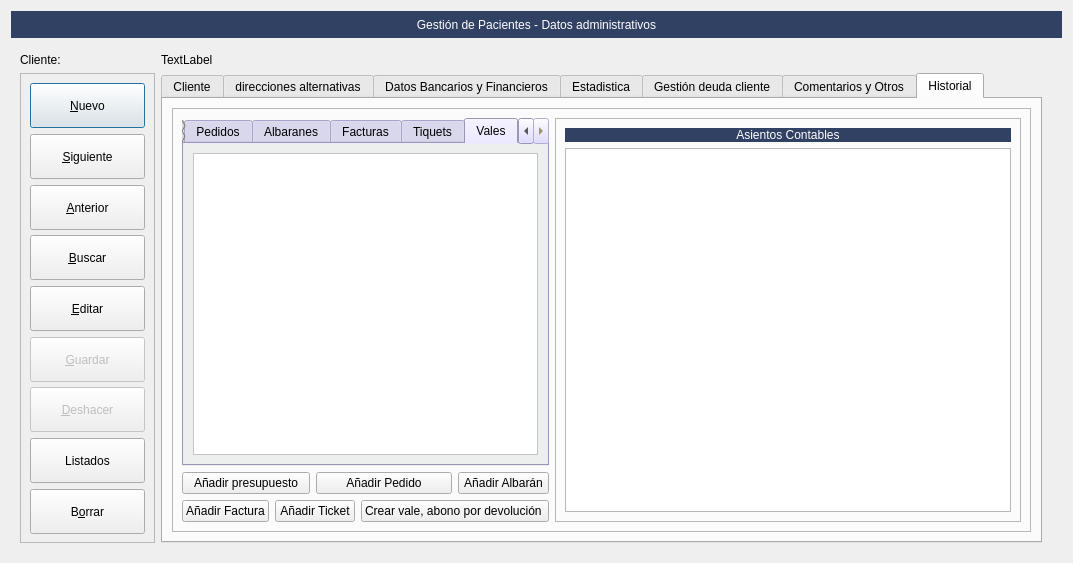
This is Zona_Pacientes/frmClientes.ui in arcnexus/RedFoX as Qt 5 draws it before an edit. The edited form follows.
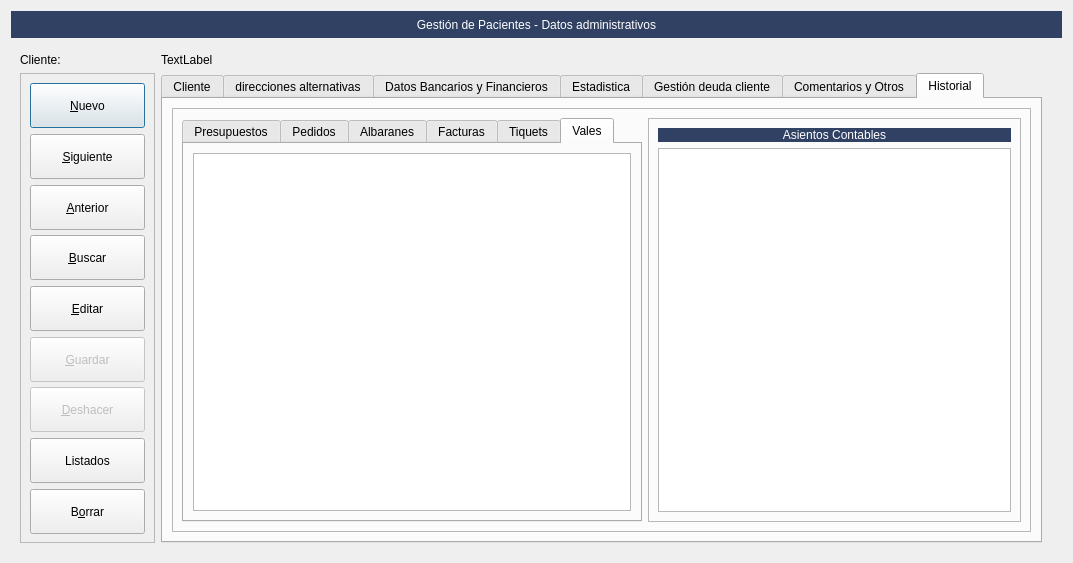
This is the edited form. The open tabs and pages were chosen to show the change. Icons and pictures are not drawn. Custom widgets are drawn as their Qt base class.

Commit message: varios vale

Patch:
```diff
--- a/Zona_Pacientes/frmClientes.ui
+++ b/Zona_Pacientes/frmClientes.ui
@@ -2892,436 +2892,18 @@
              <property name="frameShadow">
               <enum>QFrame::Raised</enum>
              </property>
-             <layout class="QGridLayout" name="gridLayout_10">
-              <item row="0" column="0" colspan="5">
+             <layout class="QHBoxLayout" name="horizontalLayout_5">
+              <item>
                <widget class="QTabWidget" name="tabWidget_2">
-                <property name="maximumSize">
-                 <size>
-                  <width>16777215</width>
-                  <height>16777215</height>
-                 </size>
-                </property>
-                <property name="palette">
-                 <palette>
-                  <active>
-                   <colorrole role="WindowText">
-                    <brush brushstyle="SolidPattern">
-                     <color alpha="255">
-                      <red>0</red>
-                      <green>0</green>
-                      <blue>0</blue>
-                     </color>
-                    </brush>
-                   </colorrole>
-                   <colorrole role="Button">
-                    <brush brushstyle="SolidPattern">
-                     <color alpha="255">
-                      <red>214</red>
-                      <green>208</green>
-                      <blue>255</blue>
-                     </color>
-                    </brush>
-                   </colorrole>
-                   <colorrole role="Light">
-                    <brush brushstyle="SolidPattern">
-                     <color alpha="255">
-                      <red>255</red>
-                      <green>255</green>
-                      <blue>111</blue>
-                     </color>
-                    </brush>
-                   </colorrole>
-                   <colorrole role="Midlight">
-                    <brush brushstyle="SolidPattern">
-                     <color alpha="255">
-                      <red>228</red>
-                      <green>228</green>
-                      <blue>80</blue>
-                     </color>
-                    </brush>
-                   </colorrole>
-                   <colorrole role="Dark">
-                    <brush brushstyle="SolidPattern">
-                     <color alpha="255">
-                      <red>101</red>
-                      <green>101</green>
-                      <blue>25</blue>
-                     </color>
-                    </brush>
-                   </colorrole>
-                   <colorrole role="Mid">
-                    <brush brushstyle="SolidPattern">
-                     <color alpha="255">
-                      <red>135</red>
-                      <green>135</green>
-                      <blue>33</blue>
-                     </color>
-                    </brush>
-                   </colorrole>
-                   <colorrole role="Text">
-                    <brush brushstyle="SolidPattern">
-                     <color alpha="255">
-                      <red>0</red>
-                      <green>0</green>
-                      <blue>0</blue>
-                     </color>
-                    </brush>
-                   </colorrole>
-                   <colorrole role="BrightText">
-                    <brush brushstyle="SolidPattern">
-                     <color alpha="255">
-                      <red>255</red>
-                      <green>255</green>
-                      <blue>255</blue>
-                     </color>
-                    </brush>
-                   </colorrole>
-                   <colorrole role="ButtonText">
-                    <brush brushstyle="SolidPattern">
-                     <color alpha="255">
-                      <red>0</red>
-                      <green>0</green>
-                      <blue>0</blue>
-                     </color>
-                    </brush>
-                   </colorrole>
-                   <colorrole role="Base">
-                    <brush brushstyle="SolidPattern">
-                     <color alpha="255">
-                      <red>214</red>
-                      <green>208</green>
-                      <blue>255</blue>
-                     </color>
-                    </brush>
-                   </colorrole>
-                   <colorrole role="Window">
-                    <brush brushstyle="SolidPattern">
-                     <color alpha="255">
-                      <red>214</red>
-                      <green>208</green>
-                      <blue>255</blue>
-                     </color>
-                    </brush>
-                   </colorrole>
-                   <colorrole role="Shadow">
-                    <brush brushstyle="SolidPattern">
-                     <color alpha="255">
-                      <red>0</red>
-                      <green>0</green>
-                      <blue>0</blue>
-                     </color>
-                    </brush>
-                   </colorrole>
-                   <colorrole role="AlternateBase">
-                    <brush brushstyle="SolidPattern">
-                     <color alpha="255">
-                      <red>228</red>
-                      <green>228</green>
-                      <blue>152</blue>
-                     </color>
-                    </brush>
-                   </colorrole>
-                   <colorrole role="ToolTipBase">
-                    <brush brushstyle="SolidPattern">
-                     <color alpha="255">
-                      <red>255</red>
-                      <green>255</green>
-                      <blue>220</blue>
-                     </color>
-                    </brush>
-                   </colorrole>
-                   <colorrole role="ToolTipText">
-                    <brush brushstyle="SolidPattern">
-                     <color alpha="255">
-                      <red>0</red>
-                      <green>0</green>
-                      <blue>0</blue>
-                     </color>
-                    </brush>
-                   </colorrole>
-                  </active>
-                  <inactive>
-                   <colorrole role="WindowText">
-                    <brush brushstyle="SolidPattern">
-                     <color alpha="255">
-                      <red>0</red>
-                      <green>0</green>
-                      <blue>0</blue>
-                     </color>
-                    </brush>
-                   </colorrole>
-                   <colorrole role="Button">
-                    <brush brushstyle="SolidPattern">
-                     <color alpha="255">
-                      <red>214</red>
-                      <green>208</green>
-                      <blue>255</blue>
-                     </color>
-                    </brush>
-                   </colorrole>
-                   <colorrole role="Light">
-                    <brush brushstyle="SolidPattern">
-                     <color alpha="255">
-                      <red>255</red>
-                      <green>255</green>
-                      <blue>111</blue>
-                     </color>
-                    </brush>
-                   </colorrole>
-                   <colorrole role="Midlight">
-                    <brush brushstyle="SolidPattern">
-                     <color alpha="255">
-                      <red>228</red>
-                      <green>228</green>
-                      <blue>80</blue>
-                     </color>
-                    </brush>
-                   </colorrole>
-                   <colorrole role="Dark">
-                    <brush brushstyle="SolidPattern">
-                     <color alpha="255">
-                      <red>101</red>
-                      <green>101</green>
-                      <blue>25</blue>
-                     </color>
-                    </brush>
-                   </colorrole>
-                   <colorrole role="Mid">
-                    <brush brushstyle="SolidPattern">
-                     <color alpha="255">
-                      <red>135</red>
-                      <green>135</green>
-                      <blue>33</blue>
-                     </color>
-                    </brush>
-                   </colorrole>
-                   <colorrole role="Text">
-                    <brush brushstyle="SolidPattern">
-                     <color alpha="255">
-                      <red>0</red>
-                      <green>0</green>
-                      <blue>0</blue>
-                     </color>
-                    </brush>
-                   </colorrole>
-                   <colorrole role="BrightText">
-                    <brush brushstyle="SolidPattern">
-                     <color alpha="255">
-                      <red>255</red>
-                      <green>255</green>
-                      <blue>255</blue>
-                     </color>
-                    </brush>
-                   </colorrole>
-                   <colorrole role="ButtonText">
-                    <brush brushstyle="SolidPattern">
-                     <color alpha="255">
-                      <red>0</red>
-                      <green>0</green>
-                      <blue>0</blue>
-                     </color>
-                    </brush>
-                   </colorrole>
-                   <colorrole role="Base">
-                    <brush brushstyle="SolidPattern">
-                     <color alpha="255">
-                      <red>214</red>
-                      <green>208</green>
-                      <blue>255</blue>
-                     </color>
-                    </brush>
-                   </colorrole>
-                   <colorrole role="Window">
-                    <brush brushstyle="SolidPattern">
-                     <color alpha="255">
-                      <red>214</red>
-                      <green>208</green>
-                      <blue>255</blue>
-                     </color>
-                    </brush>
-                   </colorrole>
-                   <colorrole role="Shadow">
-                    <brush brushstyle="SolidPattern">
-                     <color alpha="255">
-                      <red>0</red>
-                      <green>0</green>
-                      <blue>0</blue>
-                     </color>
-                    </brush>
-                   </colorrole>
-                   <colorrole role="AlternateBase">
-                    <brush brushstyle="SolidPattern">
-                     <color alpha="255">
-                      <red>228</red>
-                      <green>228</green>
-                      <blue>152</blue>
-                     </color>
-                    </brush>
-                   </colorrole>
-                   <colorrole role="ToolTipBase">
-                    <brush brushstyle="SolidPattern">
-                     <color alpha="255">
-                      <red>255</red>
-                      <green>255</green>
-                      <blue>220</blue>
-                     </color>
-                    </brush>
-                   </colorrole>
-                   <colorrole role="ToolTipText">
-                    <brush brushstyle="SolidPattern">
-                     <color alpha="255">
-                      <red>0</red>
-                      <green>0</green>
-                      <blue>0</blue>
-                     </color>
-                    </brush>
-                   </colorrole>
-                  </inactive>
-                  <disabled>
-                   <colorrole role="WindowText">
-                    <brush brushstyle="SolidPattern">
-                     <color alpha="255">
-                      <red>101</red>
-                      <green>101</green>
-                      <blue>25</blue>
-                     </color>
-                    </brush>
-                   </colorrole>
-                   <colorrole role="Button">
-                    <brush brushstyle="SolidPattern">
-                     <color alpha="255">
-                      <red>214</red>
-                      <green>208</green>
-                      <blue>255</blue>
-                     </color>
-                    </brush>
-                   </colorrole>
-                   <colorrole role="Light">
-                    <brush brushstyle="SolidPattern">
-                     <color alpha="255">
-                      <red>255</red>
-                      <green>255</green>
-                      <blue>111</blue>
-                     </color>
-                    </brush>
-                   </colorrole>
-                   <colorrole role="Midlight">
-                    <brush brushstyle="SolidPattern">
-                     <color alpha="255">
-                      <red>228</red>
-                      <green>228</green>
-                      <blue>80</blue>
-                     </color>
-                    </brush>
-                   </colorrole>
-                   <colorrole role="Dark">
-                    <brush brushstyle="SolidPattern">
-                     <color alpha="255">
-                      <red>101</red>
-                      <green>101</green>
-                      <blue>25</blue>
-                     </color>
-                    </brush>
-                   </colorrole>
-                   <colorrole role="Mid">
-                    <brush brushstyle="SolidPattern">
-                     <color alpha="255">
-                      <red>135</red>
-                      <green>135</green>
-                      <blue>33</blue>
-                     </color>
-                    </brush>
-                   </colorrole>
-                   <colorrole role="Text">
-                    <brush brushstyle="SolidPattern">
-                     <color alpha="255">
-                      <red>101</red>
-                      <green>101</green>
-                      <blue>25</blue>
-                     </color>
-                    </brush>
-                   </colorrole>
-                   <colorrole role="BrightText">
-                    <brush brushstyle="SolidPattern">
-                     <color alpha="255">
-                      <red>255</red>
-                      <green>255</green>
-                      <blue>255</blue>
-                     </color>
-                    </brush>
-                   </colorrole>
-                   <colorrole role="ButtonText">
-                    <brush brushstyle="SolidPattern">
-                     <color alpha="255">
-                      <red>101</red>
-                      <green>101</green>
-                      <blue>25</blue>
-                     </color>
-                    </brush>
-                   </colorrole>
-                   <colorrole role="Base">
-                    <brush brushstyle="SolidPattern">
-                     <color alpha="255">
-                      <red>214</red>
-                      <green>208</green>
-                      <blue>255</blue>
-                     </color>
-                    </brush>
-                   </colorrole>
-                   <colorrole role="Window">
-                    <brush brushstyle="SolidPattern">
-                     <color alpha="255">
-                      <red>214</red>
-                      <green>208</green>
-                      <blue>255</blue>
-                     </color>
-                    </brush>
-                   </colorrole>
-                   <colorrole role="Shadow">
-                    <brush brushstyle="SolidPattern">
-                     <color alpha="255">
-                      <red>0</red>
-                      <green>0</green>
-                      <blue>0</blue>
-                     </color>
-                    </brush>
-                   </colorrole>
-                   <colorrole role="AlternateBase">
-                    <brush brushstyle="SolidPattern">
-                     <color alpha="255">
-                      <red>202</red>
-                      <green>202</green>
-                      <blue>50</blue>
-                     </color>
-                    </brush>
-                   </colorrole>
-                   <colorrole role="ToolTipBase">
-                    <brush brushstyle="SolidPattern">
-                     <color alpha="255">
-                      <red>255</red>
-                      <green>255</green>
-                      <blue>220</blue>
-                     </color>
-                    </brush>
-                   </colorrole>
-                   <colorrole role="ToolTipText">
-                    <brush brushstyle="SolidPattern">
-                     <color alpha="255">
-                      <red>0</red>
-                      <green>0</green>
-                      <blue>0</blue>
-                     </color>
-                    </brush>
-                   </colorrole>
-                  </disabled>
-                 </palette>
-                </property>
                 <property name="autoFillBackground">
                  <bool>false</bool>
                 </property>
                 <property name="tabPosition">
                  <enum>QTabWidget::North</enum>
                 </property>
+                <property name="tabShape">
+                 <enum>QTabWidget::Rounded</enum>
+                </property>
                 <property name="currentIndex">
                  <number>0</number>
                 </property>
@@ -3442,17 +3024,20 @@
                  </layout>
                 </widget>
                 <widget class="QWidget" name="tab_12">
-                 <property name="styleSheet">
-                  <string notr="true">background-color: #ecefed;</string>
-                 </property>
                  <attribute name="title">
                   <string>Vales</string>
                  </attribute>
                  <layout class="QGridLayout" name="gridLayout_13">
                   <item row="0" column="0">
                    <widget class="QTableView" name="tablaVales">
-                    <property name="styleSheet">
-                     <string notr="true">background-color: rgb(255, 255, 255);</string>
+                    <property name="alternatingRowColors">
+                     <bool>true</bool>
+                    </property>
+                    <property name="selectionMode">
+                     <enum>QAbstractItemView::SingleSelection</enum>
+                    </property>
+                    <property name="selectionBehavior">
+                     <enum>QAbstractItemView::SelectRows</enum>
                     </property>
                    </widget>
                   </item>
@@ -3460,7 +3045,7 @@
                 </widget>
                </widget>
               </item>
-              <item row="0" column="5" rowspan="3">
+              <item>
                <widget class="QFrame" name="frame_4">
                 <property name="minimumSize">
                  <size>
@@ -3468,6 +3053,12 @@
                   <height>0</height>
                  </size>
                 </property>
+                <property name="maximumSize">
+                 <size>
+                  <width>373</width>
+                  <height>16777215</height>
+                 </size>
+                </property>
                 <property name="frameShape">
                  <enum>QFrame::StyledPanel</enum>
                 </property>
@@ -3495,72 +3086,6 @@
                 </layout>
                </widget>
               </item>
-              <item row="1" column="0" colspan="2">
-               <widget class="QPushButton" name="pushButton_2">
-                <property name="text">
-                 <string>Añadir presupuesto</string>
-                </property>
-                <property name="icon">
-                 <iconset resource="../maya.qrc">
-                  <normaloff>:/Icons/PNG/add.png</normaloff>:/Icons/PNG/add.png</iconset>
-                </property>
-               </widget>
-              </item>
-              <item row="1" column="2" colspan="2">
-               <widget class="QPushButton" name="pushButton_3">
-                <property name="text">
-                 <string>Añadir Pedido</string>
-                </property>
-                <property name="icon">
-                 <iconset resource="../maya.qrc">
-                  <normaloff>:/Icons/PNG/add.png</normaloff>:/Icons/PNG/add.png</iconset>
-                </property>
-               </widget>
-              </item>
-              <item row="1" column="4">
-               <widget class="QPushButton" name="pushButton_4">
-                <property name="text">
-                 <string>Añadir Albarán</string>
-                </property>
-                <property name="icon">
-                 <iconset resource="../maya.qrc">
-                  <normaloff>:/Icons/PNG/add.png</normaloff>:/Icons/PNG/add.png</iconset>
-                </property>
-               </widget>
-              </item>
-              <item row="2" column="0">
-               <widget class="QPushButton" name="pushButton_5">
-                <property name="text">
-                 <string>Añadir Factura</string>
-                </property>
-                <property name="icon">
-                 <iconset resource="../maya.qrc">
-                  <normaloff>:/Icons/PNG/add.png</normaloff>:/Icons/PNG/add.png</iconset>
-                </property>
-               </widget>
-              </item>
-              <item row="2" column="1" colspan="2">
-               <widget class="QPushButton" name="pushButton_6">
-                <property name="text">
-                 <string>Añadir Ticket</string>
-                </property>
-                <property name="icon">
-                 <iconset resource="../maya.qrc">
-                  <normaloff>:/Icons/PNG/add.png</normaloff>:/Icons/PNG/add.png</iconset>
-                </property>
-               </widget>
-              </item>
-              <item row="2" column="3" colspan="2">
-               <widget class="QPushButton" name="pushButton_7">
-                <property name="text">
-                 <string>Crear vale, abono por devolución </string>
-                </property>
-                <property name="icon">
-                 <iconset resource="../maya.qrc">
-                  <normaloff>:/Icons/PNG/borrar.png</normaloff>:/Icons/PNG/borrar.png</iconset>
-                </property>
-               </widget>
-              </item>
              </layout>
             </widget>
            </item>
@@ -3645,17 +3170,17 @@
   </layout>
  </widget>
  <customwidgets>
-  <customwidget>
-   <class>OpenChart</class>
-   <extends>QWidget</extends>
-   <header>openchart.h</header>
-  </customwidget>
   <customwidget>
    <class>Blinkink</class>
    <extends>QFrame</extends>
    <header>blinkink.h</header>
    <container>1</container>
   </customwidget>
+  <customwidget>
+   <class>OpenChart</class>
+   <extends>QWidget</extends>
+   <header>openchart.h</header>
+  </customwidget>
  </customwidgets>
  <tabstops>
   <tabstop>btnAnadir</tabstop>
```
Left out of the diff: 55 changed lines with no effect on the pictures. The commit also changes 13 other files.
